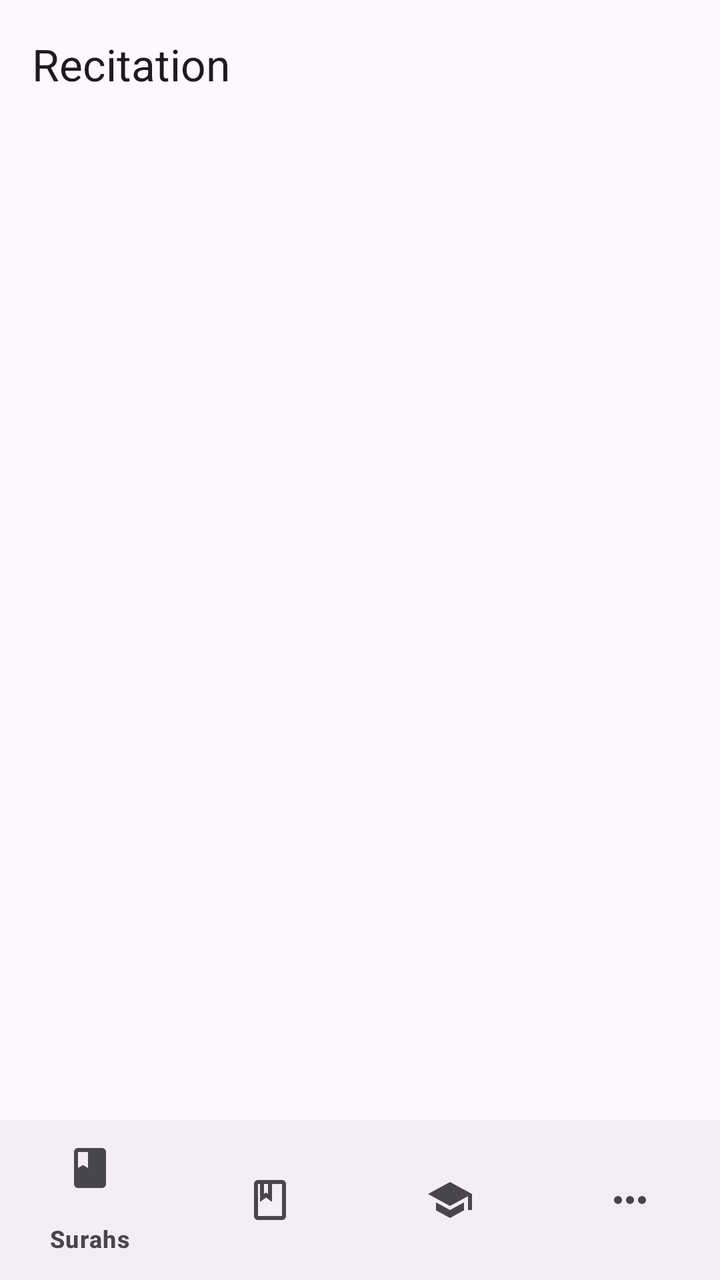
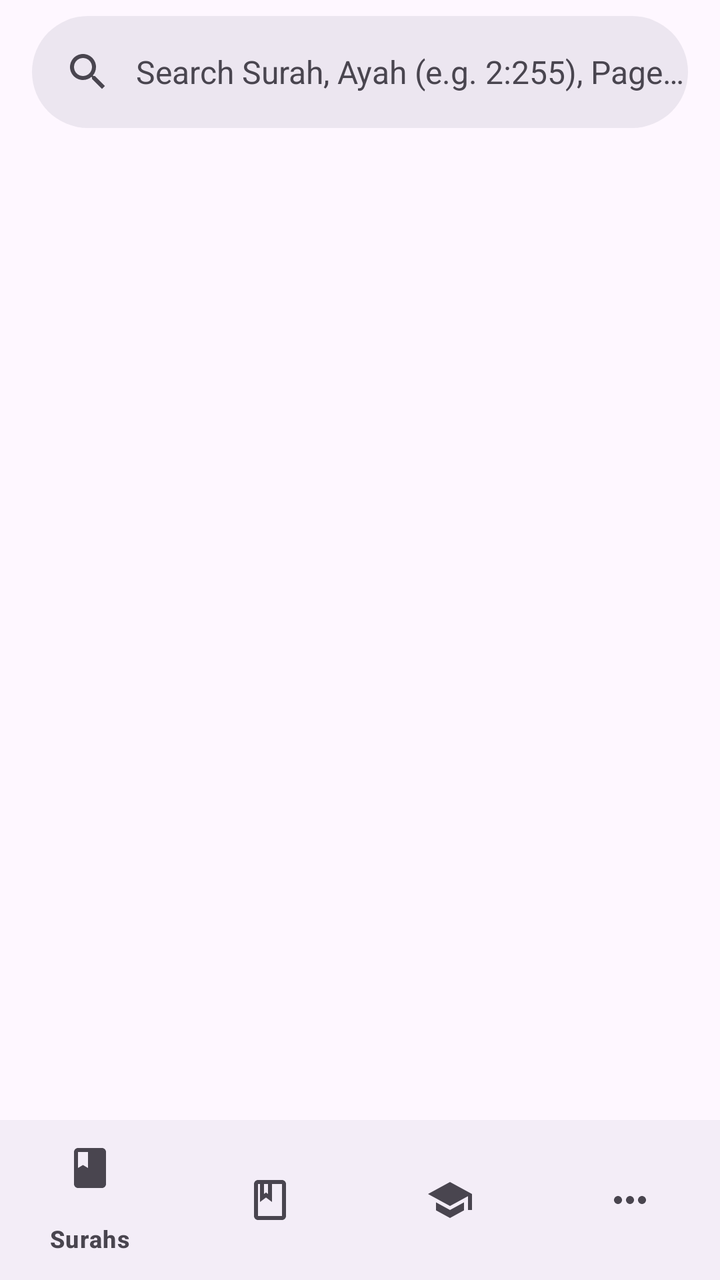

Two renders of the same Android screen: before a commit and after it. Below are the layout's source before the change and the commit's diff.
<!-- AndroidManifest.xml: application theme Theme.Recitation -->
<!-- res/layout/activity_main.xml -->
<?xml version="1.0" encoding="utf-8"?>
<androidx.coordinatorlayout.widget.CoordinatorLayout xmlns:android="http://schemas.android.com/apk/res/android"
    xmlns:app="http://schemas.android.com/apk/res-auto"
    android:id="@+id/coordinatorLayout"
    android:layout_width="match_parent"
    android:layout_height="match_parent"
    android:background="?attr/colorSurface">

    <com.google.android.material.appbar.AppBarLayout
        android:id="@+id/appBarLayout"
        android:layout_width="match_parent"
        android:layout_height="wrap_content"
        android:background="?attr/colorSurface"
        app:liftOnScroll="true">

        <com.google.android.material.appbar.MaterialToolbar
            android:id="@+id/toolbar"
            android:layout_width="match_parent"
            android:layout_height="?attr/actionBarSize"
            app:title="@string/app_name"
            app:titleTextColor="?attr/colorOnSurface" />

    </com.google.android.material.appbar.AppBarLayout>

    <androidx.fragment.app.FragmentContainerView
        android:id="@+id/nav_host_fragment"
        android:layout_width="match_parent"
        android:layout_height="match_parent"
        app:layout_behavior="@string/appbar_scrolling_view_behavior" />

    <com.google.android.material.bottomnavigation.BottomNavigationView
        android:id="@+id/bottomNavigation"
        android:layout_width="match_parent"
        android:layout_height="wrap_content"
        android:layout_gravity="bottom"
        android:background="?attr/colorSurfaceContainer"
        app:elevation="4dp"
        app:itemIconTint="?attr/colorOnSurfaceVariant"
        app:itemTextColor="?attr/colorOnSurfaceVariant"
        app:itemActiveIndicatorStyle="@style/Widget.Material3.BottomNavigationView.ActiveIndicator"
        app:menu="@menu/bottom_nav_menu" />

</androidx.coordinatorlayout.widget.CoordinatorLayout>
<!-- resources referenced by this layout -->
<resources>
  <string name="app_name">Recitation</string>
  <style name="Theme.Recitation" parent="Theme.Material3.DayNight.NoActionBar">
          <item name="android:statusBarColor">@android:color/transparent</item>
          <item name="android:navigationBarColor">@android:color/transparent</item>
      </style>
</resources>

<!-- the commit's change to res/layout/activity_main.xml (unified diff, before → after) -->
@@ -11,14 +11,16 @@
         android:layout_width="match_parent"
         android:layout_height="wrap_content"
         android:background="?attr/colorSurface"
-        app:liftOnScroll="true">
+        app:elevation="0dp"
+        app:liftOnScroll="false">
 
-        <com.google.android.material.appbar.MaterialToolbar
-            android:id="@+id/toolbar"
+        <com.google.android.material.search.SearchBar
+            android:id="@+id/searchBar"
             android:layout_width="match_parent"
-            android:layout_height="?attr/actionBarSize"
-            app:title="@string/app_name"
-            app:titleTextColor="?attr/colorOnSurface" />
+            android:layout_height="wrap_content"
+            android:layout_marginHorizontal="16dp"
+            android:layout_marginVertical="8dp"
+            android:hint="@string/search_hint_unified" />
 
     </com.google.android.material.appbar.AppBarLayout>
 
@@ -40,4 +42,45 @@
         app:itemActiveIndicatorStyle="@style/Widget.Material3.BottomNavigationView.ActiveIndicator"
         app:menu="@menu/bottom_nav_menu" />
 
+    <com.google.android.material.search.SearchView
+        android:id="@+id/searchView"
+        android:layout_width="match_parent"
+        android:layout_height="match_parent"
+        android:hint="@string/search_hint_unified"
+        app:layout_anchor="@id/searchBar">
+
+        <FrameLayout
+            android:layout_width="match_parent"
+            android:layout_height="match_parent">
+
+            <androidx.recyclerview.widget.RecyclerView
+                android:id="@+id/recyclerSearchResults"
+                android:layout_width="match_parent"
+                android:layout_height="match_parent"
+                android:clipToPadding="false"
+                android:paddingVertical="8dp" />
+
+            <ProgressBar
+                android:id="@+id/progressSearch"
+                android:layout_width="wrap_content"
+                android:layout_height="wrap_content"
+                android:layout_gravity="center"
+                android:visibility="gone" />
+
+            <TextView
+                android:id="@+id/textNoResults"
+                android:layout_width="match_parent"
+                android:layout_height="wrap_content"
+                android:layout_gravity="center"
+                android:gravity="center"
+                android:paddingHorizontal="32dp"
+                android:text="@string/no_search_results"
+                android:textColor="?attr/colorOnSurfaceVariant"
+                android:textSize="15sp"
+                android:visibility="gone" />
+
+        </FrameLayout>
+
+    </com.google.android.material.search.SearchView>
+
 </androidx.coordinatorlayout.widget.CoordinatorLayout>
<!-- resource entries referenced after the edit -->
@@ -1,6 +1,7 @@
 <!-- resources referenced by this layout -->
 <resources>
-  <string name="app_name">Recitation</string>
+  <string name="no_search_results">No matching Surahs, verses, or pages found</string>
+  <string name="search_hint_unified">Search Surah, Ayah (e.g. 2:255), Page, Roots...</string>
   <style name="Theme.Recitation" parent="Theme.Material3.DayNight.NoActionBar">
           <item name="android:statusBarColor">@android:color/transparent</item>
           <item name="android:navigationBarColor">@android:color/transparent</item>
